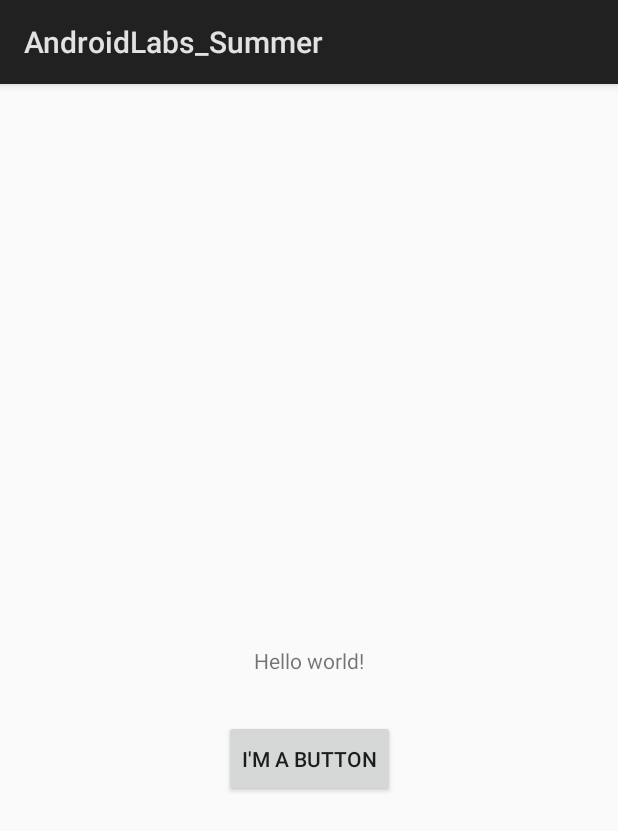
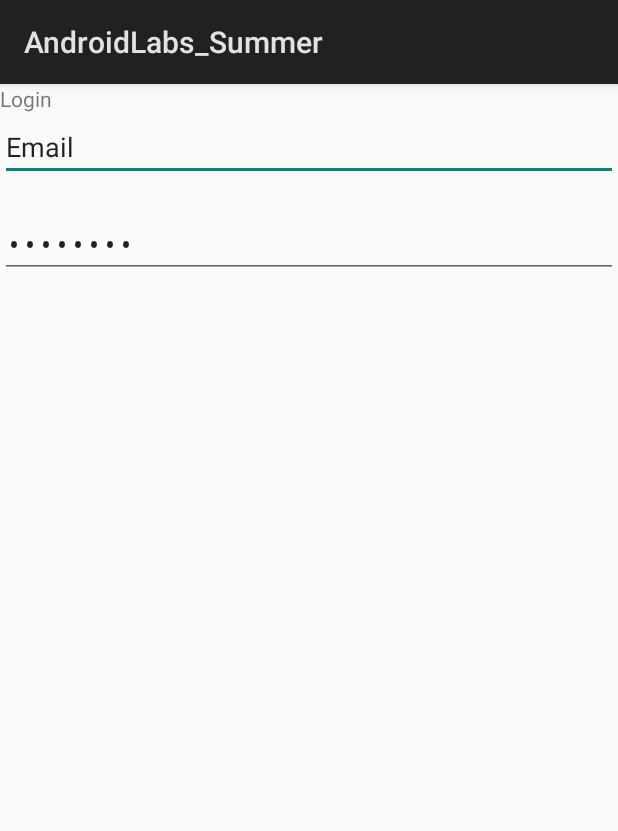
Before and after one commit to B-Crolly/AndroidLabs_Summer, an Android app: the screen it shows after launch (StartActivity before the commit, LoginActivity after it), on a phone screen of 412 x 824 dp. Shown: the top 831 px of the screen. Run offline under Robolectric (Android 15) with nearby library versions, the phone set to English and light mode, and no system bars.

Commit message:
Added 3 Activities for Lab 2

```diff
--- /dev/null
+++ b/app/src/main/java/com/example/bill/androidlabs_summer/LoginActivity.java
@@ -0,0 +1,13 @@
+package com.example.bill.androidlabs_summer;
+
+import android.app.Activity;
+import android.os.Bundle;
+
+public class LoginActivity extends Activity {
+
+    @Override
+    protected void onCreate(Bundle savedInstanceState) {
+        super.onCreate(savedInstanceState);
+        setContentView(R.layout.activity_login);
+    }
+}
--- /dev/null
+++ b/app/src/main/res/layout/activity_login.xml
@@ -0,0 +1,40 @@
+<?xml version="1.0" encoding="utf-8"?>
+<LinearLayout xmlns:android="http://schemas.android.com/apk/res/android"
+    xmlns:app="http://schemas.android.com/apk/res-auto"
+    xmlns:tools="http://schemas.android.com/tools"
+    android:layout_width="match_parent"
+    android:layout_height="match_parent"
+    android:orientation="vertical"
+    tools:context="com.example.bill.androidlabs_summer.LoginActivity">
+
+    <TextView
+        android:id="@+id/loginText"
+        android:layout_width="match_parent"
+        android:layout_height="wrap_content"
+        android:text="@string/LoginText"
+        tools:text="@string/LoginText" />
+
+    <EditText
+        android:id="@+id/loginBar"
+        android:layout_width="match_parent"
+        android:layout_height="wrap_content"
+        android:ems="10"
+        android:hint="@string/LoginFieldText"
+        android:inputType="textEmailAddress"
+        android:text="@string/LoginFieldText" />
+
+    <TextView
+        android:id="@+id/passwordText"
+        android:layout_width="match_parent"
+        android:layout_height="wrap_content"
+        tools:text="@string/passwordText" />
+
+    <EditText
+        android:id="@+id/passwordBar"
+        android:layout_width="match_parent"
+        android:layout_height="wrap_content"
+        android:ems="10"
+        android:hint="@string/passwordFieldText"
+        android:inputType="textPassword"
+        android:text="password" />
+</LinearLayout>
--- a/app/src/main/res/values/strings.xml
+++ b/app/src/main/res/values/strings.xml
@@ -2,4 +2,8 @@
     <string name="app_name">AndroidLabs_Summer</string>
     <string name="hello_message">Hello world!</string>
     <string name="ButtonText">I\'m a button</string>
+    <string name="LoginText">Login</string>
+    <string name="LoginFieldText">Email</string>
+    <string name="passwordText">Password</string>
+    <string name="passwordFieldText">Password</string>
 </resources>
```
Also changed, not shown: app/src/main/AndroidManifest.xml (+8 -5 lines), app/src/main/java/com/example/bill/androidlabs_summer/ListItemsActivity.java (added, +13 -0 lines), app/src/main/res/layout/activity_list_items.xml (added, +59 -0 lines), 1 other file.
